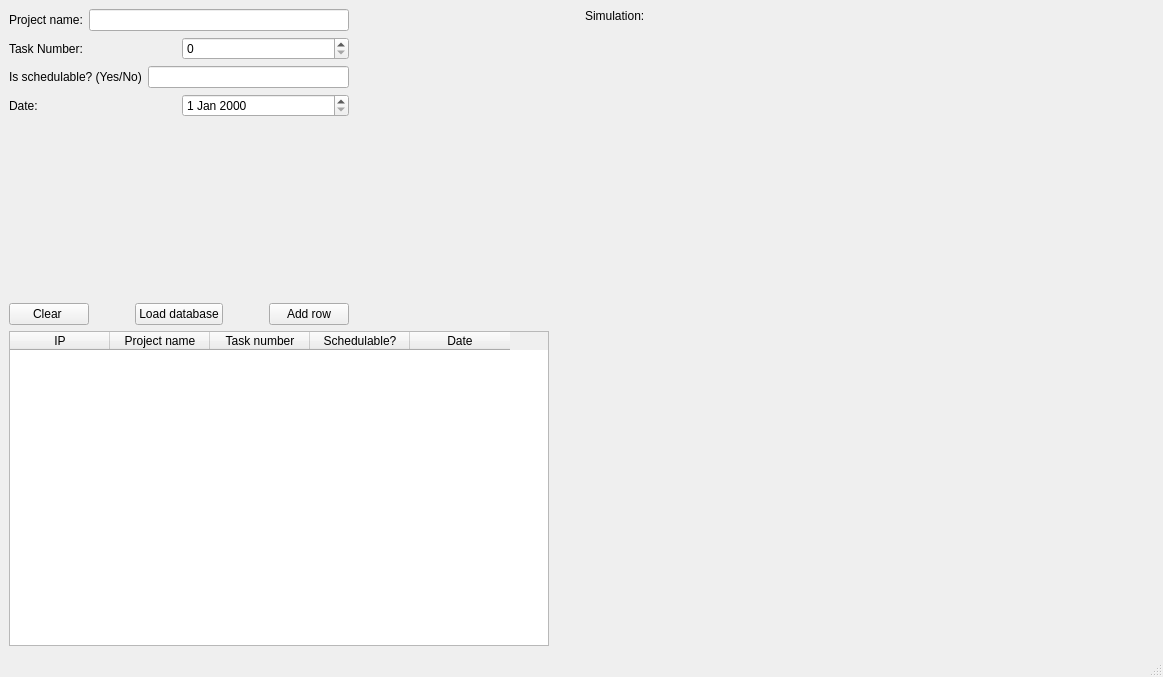
Qt form database.ui (feichay10/Server-Proyecto-Final-SOA) before a commit.
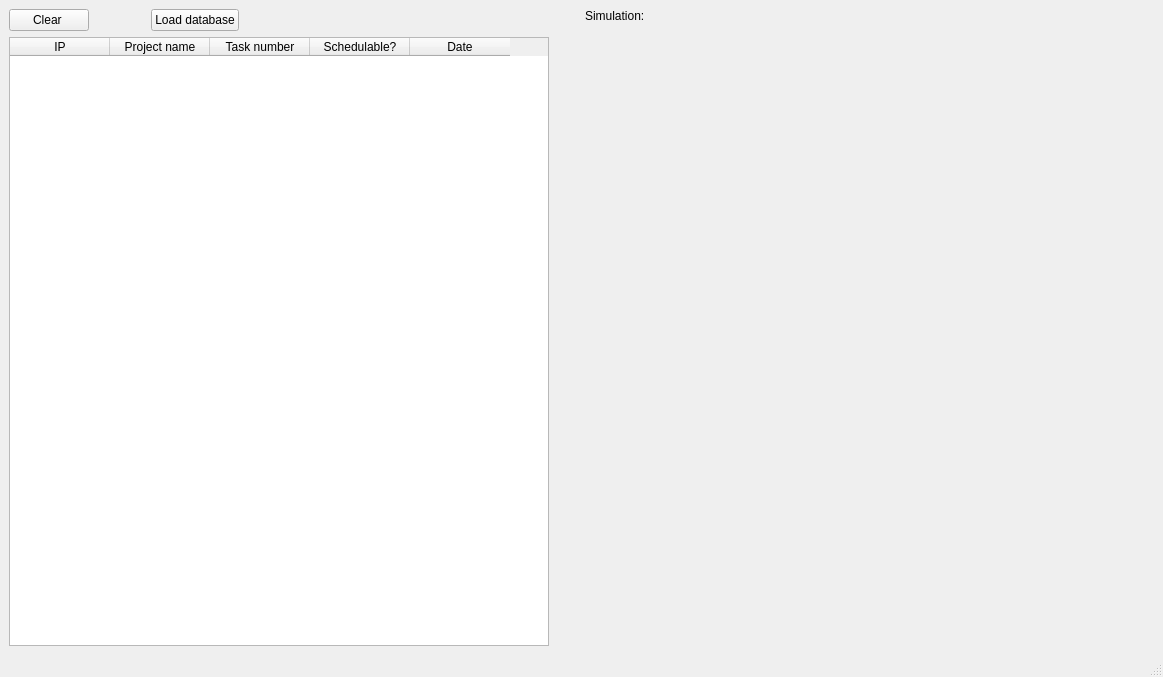
The same form after that commit. Icons and pictures are not drawn.

Commit message: Loading databases from file system OK

Patch:
```diff
--- a/database.ui
+++ b/database.ui
@@ -23,79 +23,6 @@
          <layout class="QHBoxLayout" name="horizontalLayout">
           <item>
            <layout class="QVBoxLayout" name="verticalLayout_2">
-            <item>
-             <layout class="QVBoxLayout" name="verticalLayout">
-              <item>
-               <layout class="QHBoxLayout" name="horizontalLayout_5">
-                <item>
-                 <widget class="QLabel" name="label_ProjectName">
-                  <property name="text">
-                   <string>Project name:</string>
-                  </property>
-                 </widget>
-                </item>
-                <item>
-                 <widget class="QLineEdit" name="lineEdit_ProjectName"/>
-                </item>
-               </layout>
-              </item>
-              <item>
-               <layout class="QHBoxLayout" name="horizontalLayout_4">
-                <item>
-                 <widget class="QLabel" name="label_TaskNum">
-                  <property name="text">
-                   <string>Task Number:</string>
-                  </property>
-                 </widget>
-                </item>
-                <item>
-                 <widget class="QSpinBox" name="spinBox_TaskNum"/>
-                </item>
-               </layout>
-              </item>
-              <item>
-               <layout class="QHBoxLayout" name="horizontalLayout_3">
-                <item>
-                 <widget class="QLabel" name="label_IsScheduleable">
-                  <property name="text">
-                   <string>Is schedulable? (Yes/No)</string>
-                  </property>
-                 </widget>
-                </item>
-                <item>
-                 <widget class="QLineEdit" name="lineEdit_Schedulable"/>
-                </item>
-               </layout>
-              </item>
-              <item>
-               <layout class="QHBoxLayout" name="horizontalLayout_2">
-                <item>
-                 <widget class="QLabel" name="label_Date">
-                  <property name="text">
-                   <string>Date:</string>
-                  </property>
-                 </widget>
-                </item>
-                <item>
-                 <widget class="QDateEdit" name="dateEdit"/>
-                </item>
-               </layout>
-              </item>
-              <item>
-               <spacer name="verticalSpacer_4">
-                <property name="orientation">
-                 <enum>Qt::Vertical</enum>
-                </property>
-                <property name="sizeHint" stdset="0">
-                 <size>
-                  <width>20</width>
-                  <height>40</height>
-                 </size>
-                </property>
-               </spacer>
-              </item>
-             </layout>
-            </item>
             <item>
              <layout class="QHBoxLayout" name="horizontalLayout_6">
               <item>
@@ -138,13 +65,6 @@
                 </property>
                </spacer>
               </item>
-              <item>
-               <widget class="QPushButton" name="pushButton_AddRow">
-                <property name="text">
-                 <string>Add row</string>
-                </property>
-               </widget>
-              </item>
              </layout>
             </item>
            </layout>
```
Left out of the diff: 4 changed lines with no effect on the pictures. The commit also changes 3 other files.
